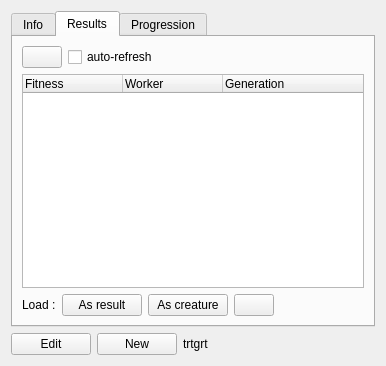
This is src/genelab/core/ui/widgets/experiments/experimentctrl.ui in GeneCraft/GeneCraft-Project as Qt 5 draws it before an edit. The edited form follows.
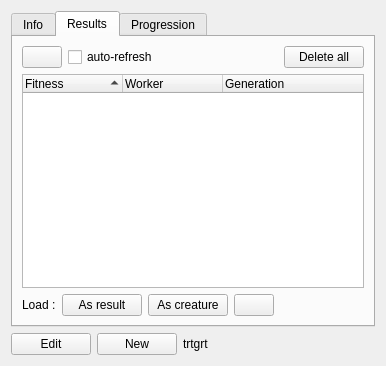
This is the edited form. Icons and pictures are not drawn.

Diff of the .ui file:
```diff
--- a/src/genelab/core/ui/widgets/experiments/experimentctrl.ui
+++ b/src/genelab/core/ui/widgets/experiments/experimentctrl.ui
@@ -150,6 +150,18 @@
       <layout class="QGridLayout" name="gridLayout_2">
        <item row="2" column="0" colspan="5">
         <widget class="QTreeWidget" name="twResults">
+         <property name="sortingEnabled">
+          <bool>true</bool>
+         </property>
+         <property name="animated">
+          <bool>true</bool>
+         </property>
+         <property name="wordWrap">
+          <bool>false</bool>
+         </property>
+         <property name="headerHidden">
+          <bool>false</bool>
+         </property>
          <column>
           <property name="text">
            <string>Fitness</string>
@@ -204,6 +216,17 @@
            </property>
           </spacer>
          </item>
+         <item>
+          <widget class="QPushButton" name="pbDeleteSelectedResults">
+           <property name="text">
+            <string>Delete all</string>
+           </property>
+           <property name="icon">
+            <iconset resource="../../../ressources/ressources.qrc">
+             <normaloff>:/img/icons/delete</normaloff>:/img/icons/delete</iconset>
+           </property>
+          </widget>
+         </item>
         </layout>
        </item>
        <item row="4" column="0" colspan="5">
```
